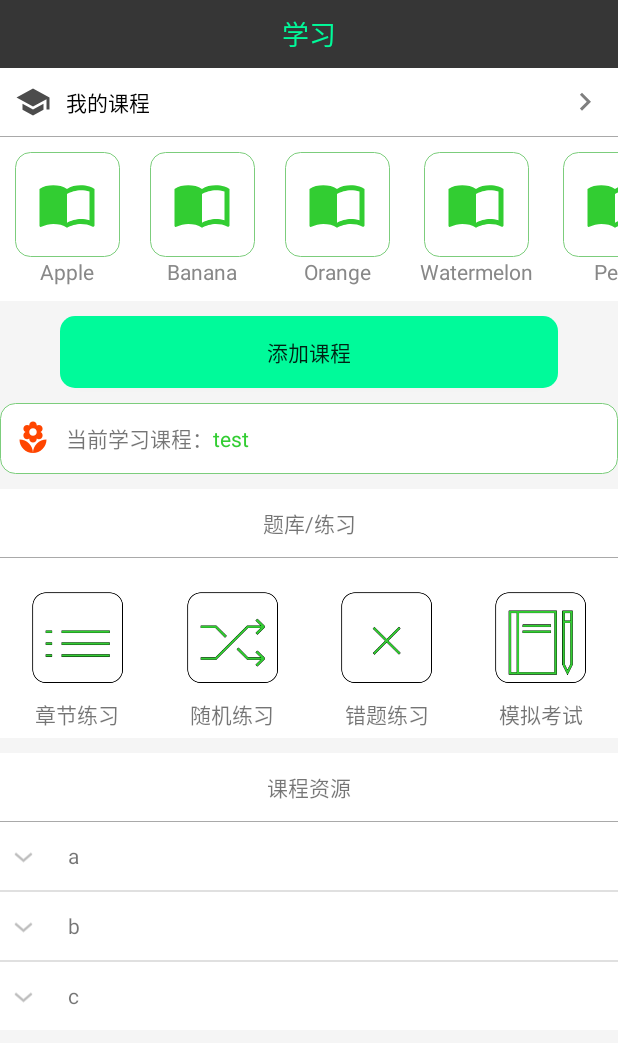
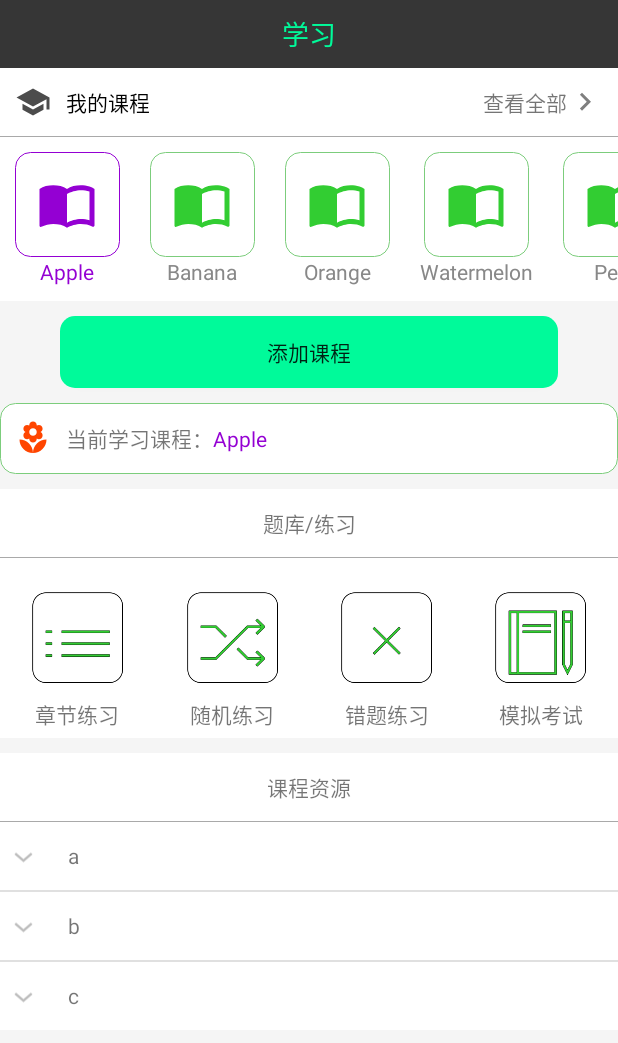
Before and after one commit to ryleneli/EXAMBa, an Android app: the fragment HomeFragment shown on its own in the app's theme, on a phone screen of 412 x 824 dp. Shown: the top 1043 px of the screen. Run offline under Robolectric (Android 15) with nearby library versions, the phone set to English and light mode, and no system bars; Roboto replaces fonts that are not available here; 1 statement that could not run was skipped.

Commit message:
add recyclerview to learning_name listener

```diff
--- a/app/src/main/java/com/example/Adapter/MyRecyclerViewAdapter.java
+++ b/app/src/main/java/com/example/Adapter/MyRecyclerViewAdapter.java
@@ -14,6 +14,7 @@ import android.widget.RelativeLayout;
 import android.widget.TextView;
 
 import com.example.Object.Lesson;
+import com.example.itemClickListener;
 import com.example.testsys.R;
 
 import java.util.List;
@@ -25,8 +26,9 @@ import java.util.List;
 public class MyRecyclerViewAdapter extends RecyclerView.Adapter<MyRecyclerViewAdapter.ViewHolder> {
     private Context mContext;
     private List<Lesson> myLessonList;
-    private int mposition = -1;
-    private TextView learningLesson;
+    public int mposition = 0;
+    private itemClickListener listener;
+
     static class ViewHolder extends RecyclerView.ViewHolder {
         ImageView imageView;
         TextView lessonName;
@@ -51,18 +53,16 @@ public class MyRecyclerViewAdapter extends RecyclerView.Adapter<MyRecyclerViewAd
     public ViewHolder onCreateViewHolder(@NonNull ViewGroup parent, int viewType) {
         View view = LayoutInflater.from(parent.getContext()).inflate(R.layout.mylessons, parent, false);
         final ViewHolder holder = new ViewHolder(view);
-        View view2 = LayoutInflater.from(mContext).inflate(R.layout.home, parent, false);
-        learningLesson = view2.findViewById(R.id.learning_lesson);
-        holder.relativeLayout.setOnClickListener(new View.OnClickListener() {
+        holder.itemView.setOnClickListener(new View.OnClickListener() {
             @Override
             public void onClick(View v) {
                 //将点击的位置传出去
                 mposition = holder.getAdapterPosition();
-
-                //在点击监听里最好写入setVisibility(View.VISIBLE);这样可以避免效果会闪
+                listener.itemClick();
+                /*在点击监听里最好写入setVisibility(View.VISIBLE);这样可以避免效果会闪
                 //holder.mListSelect.setVisibility(View.VISIBLE);
                 //刷新界面 notify 通知Data 数据set设置Changed变化
-                //在这里运行notifyDataSetChanged 会导致下面的onBindViewHolder 重新加载一遍
+                在这里运行notifyDataSetChanged 会导致下面的onBindViewHolder 重新加载一遍*/
                 notifyDataSetChanged();
             }
         });
@@ -72,14 +72,12 @@ public class MyRecyclerViewAdapter extends RecyclerView.Adapter<MyRecyclerViewAd
     @Override
     public void onBindViewHolder(@NonNull ViewHolder holder, int position) {
         Lesson lesson = myLessonList.get(position);
-
         holder.lessonName.setText(lesson.getName());
         int checkColor = ContextCompat.getColor(mContext, R.color.colorPurple);
         int unCheckColor = mContext.getResources().getColor(R.color.colorTab);//两种获取方式，学习context添加方法
         if (position == mposition) {
             holder.relativeLayout.setBackgroundResource(R.drawable.rounded_edittext2);
             holder.lessonName.setTextColor(checkColor);
-            learningLesson.setText("14555");
         } else {
             holder.relativeLayout.setBackgroundResource(R.drawable.rounded_edittext);
             holder.lessonName.setTextColor(Color.GRAY);
@@ -91,4 +89,7 @@ public class MyRecyclerViewAdapter extends RecyclerView.Adapter<MyRecyclerViewAd
     public int getItemCount() {
         return myLessonList.size();
     }
+    public void setItemClickListener(itemClickListener listener){
+        this.listener = listener;
+    }
 }
--- a/app/src/main/java/com/example/Fragment/HomeFragment.java
+++ b/app/src/main/java/com/example/Fragment/HomeFragment.java
@@ -1,5 +1,6 @@
 package com.example.Fragment;
 
+import android.graphics.Color;
 import android.graphics.drawable.Drawable;
 import android.os.Bundle;
 import android.support.v4.app.Fragment;
@@ -12,6 +13,7 @@ import android.view.View;
 import android.view.ViewGroup;
 import android.widget.ExpandableListView;
 import android.widget.ListView;
+import android.widget.TextView;
 import android.widget.Toast;
 
 import com.example.Adapter.MyExpandableAdapter;
@@ -19,6 +21,7 @@ import com.example.Adapter.MyRecyclerViewAdapter;
 import com.example.Object.Lesson;
 import com.example.Adapter.MylessonAdapter;
 import com.example.Object.MyListView;
+import com.example.itemClickListener;
 import com.example.testsys.R;
 
 import java.util.ArrayList;
@@ -32,9 +35,11 @@ public class HomeFragment extends Fragment {
     private static String TAG = "HomeFragment";
 
     private List<Lesson> lessonList = new ArrayList<Lesson>();
+    private Lesson lesson;
     private RecyclerView recyclerView ;
     private MyRecyclerViewAdapter recyclerViewAdapter;
     private ExpandableListView expandableListView;
+    private TextView learning_text;
     String[] groupNames = { "a", "b", "c" };
     String[][] childNames = new String[][] { { "a1", "a2", "a3" },
             { "b1", "b2", "b3", "b4", "b5" },
@@ -47,14 +52,29 @@ public class HomeFragment extends Fragment {
         View view = inflater.inflate(R.layout.home, container, false);
         super.onCreate(savedInstanceState);
         Log.i(TAG, "LRL CREAT HOME FRAGMENT");
-        initFruits(); // 初始化水果数据
+        initFruits();
 
         recyclerView = view.findViewById(R.id.rv);
+        learning_text = (TextView)view.findViewById(R.id.learning_lesson);
+        learning_text.setText(lessonList.get(0).getName());
         LinearLayoutManager layoutManager = new LinearLayoutManager(getContext());
         layoutManager.setOrientation(LinearLayoutManager.HORIZONTAL);
         recyclerView.setLayoutManager(layoutManager);
         recyclerViewAdapter = new MyRecyclerViewAdapter(getContext(),lessonList);
         recyclerView.setAdapter(recyclerViewAdapter);
+        recyclerViewAdapter.setItemClickListener(new itemClickListener() {
+            @Override
+            public void itemClick() {
+                lesson = lessonList.get(recyclerViewAdapter.mposition);
+                String text = lesson.getName();
+                Log.i(TAG,"LRL setItemClickListener is OK");
+                learning_text.setText(text);
+                //learning_text.setTextColor(getContext().getResources().getColor(R.color.colorPurple));代码设置颜色
+            }
+        });
+
+
+
         expandableListView = (ExpandableListView) view.findViewById(R.id.elv);
 
         // 设置数据适配器
--- a/app/src/main/java/com/example/UI/ItemView.java
+++ b/app/src/main/java/com/example/UI/ItemView.java
@@ -23,7 +23,7 @@ public class ItemView extends RelativeLayout {
     private static String TAG = "ItemView";
 
     public ImageView leftIcon,rightArrow,newMessage;
-    public TextView leftText;
+    public TextView leftText, rightText;
     private itemClickListener listener;
     //向外暴漏接口
     public void setItemClickListener(itemClickListener listener){
@@ -57,7 +57,7 @@ public class ItemView extends RelativeLayout {
         leftText = findViewById(R.id.left_text);
         newMessage = findViewById(R.id.new_message);
         rightArrow = findViewById(R.id.right_arrow);
-
+        rightText = findViewById(R.id.right_text);
         TypedArray attributes = context.obtainStyledAttributes(attrs, R.styleable.ItemView);
         //Log.i(TAG,"LRL ENTER INIT and obtain is ok");
         if (attributes != null) {
@@ -108,12 +108,20 @@ public class ItemView extends RelativeLayout {
             if (rightArrowDrawable != -1) {
                 rightArrow.setBackgroundResource(rightArrowDrawable);
             }
-
+            boolean rightTextVisible = attributes.getBoolean(R.styleable.ItemView_right_text_text_visible, false);
+            if (rightTextVisible) {
+                rightText.setVisibility(View.VISIBLE);
+            } else {
+                rightText.setVisibility(View.INVISIBLE);
+            }
             //设置右边按钮的文字
-            String text = attributes.getString(R.styleable.ItemView_left_text_text);
-            leftText.setText(text);
+            String left_text = attributes.getString(R.styleable.ItemView_left_text_text);
+            leftText.setText(left_text);
             int textcolor = attributes.getColor(R.styleable.ItemView_left_text_text_color, Color.BLACK);
             leftText.setTextColor(textcolor);
+            String right_text = attributes.getString(R.styleable.ItemView_right_text_text);
+            rightText.setText(right_text);
+
 
             attributes.recycle();
             view.setOnClickListener(new OnClickListener() {
--- a/app/src/main/res/layout/home.xml
+++ b/app/src/main/res/layout/home.xml
@@ -37,7 +37,9 @@
                     app:left_icon_visible="true"
                     app:left_icon_drawable="@drawable/ic_school_black_24dp"
                     app:left_text_text="我的课程"
-                    app:right_arrow_drawable="@drawable/ic_keyboard_arrow_right_black_24dp">
+                    app:right_arrow_drawable="@drawable/ic_keyboard_arrow_right_black_24dp"
+                    app:right_text_text="查看全部"
+                    app:right_text_text_visible="true">
                 </com.example.UI.ItemView>
                 <View
                     android:id="@+id/view_undermylesson"
@@ -90,8 +92,7 @@
                         android:layout_width="wrap_content"
                         android:layout_height="wrap_content"
                         android:layout_gravity="center"
-                        android:textColor="#32CD32"
-                        android:text="test"/>
+                        android:textColor="@color/colorPurple"/>
 
                 </LinearLayout>
 
--- a/app/src/main/res/layout/item_view.xml
+++ b/app/src/main/res/layout/item_view.xml
@@ -30,7 +30,6 @@
         android:layout_height="wrap_content"
         android:layout_centerVertical="true"
         android:layout_marginLeft="10dp"
-
         android:layout_toRightOf="@+id/left_text"
         />
     <ImageView
@@ -39,8 +38,15 @@
         android:layout_height="wrap_content"
         android:layout_centerVertical="true"
         android:layout_marginRight="10dp"
-
         android:layout_alignParentRight="true"
+        />
+    <TextView
+        android:id="@+id/right_text"
+        android:layout_width="wrap_content"
+        android:layout_height="wrap_content"
+        android:layout_centerVertical="true"
+        android:text="test"
+        android:layout_toLeftOf="@+id/right_arrow"
         />
     </RelativeLayout>
 </merge>
--- a/app/src/main/res/values/attr.xml
+++ b/app/src/main/res/values/attr.xml
@@ -14,6 +14,9 @@
 
         <attr name="right_arrow_visible" format="boolean" />
         <attr name="right_arrow_drawable" format="reference|integer" />
+
+        <attr name="right_text_text" format="string" />
+        <attr name="right_text_text_visible" format="boolean" />
     </declare-styleable>
     <declare-styleable name="TitleBarView">
         <!--<attr name="background_color" format="reference|integer" />-->
```
